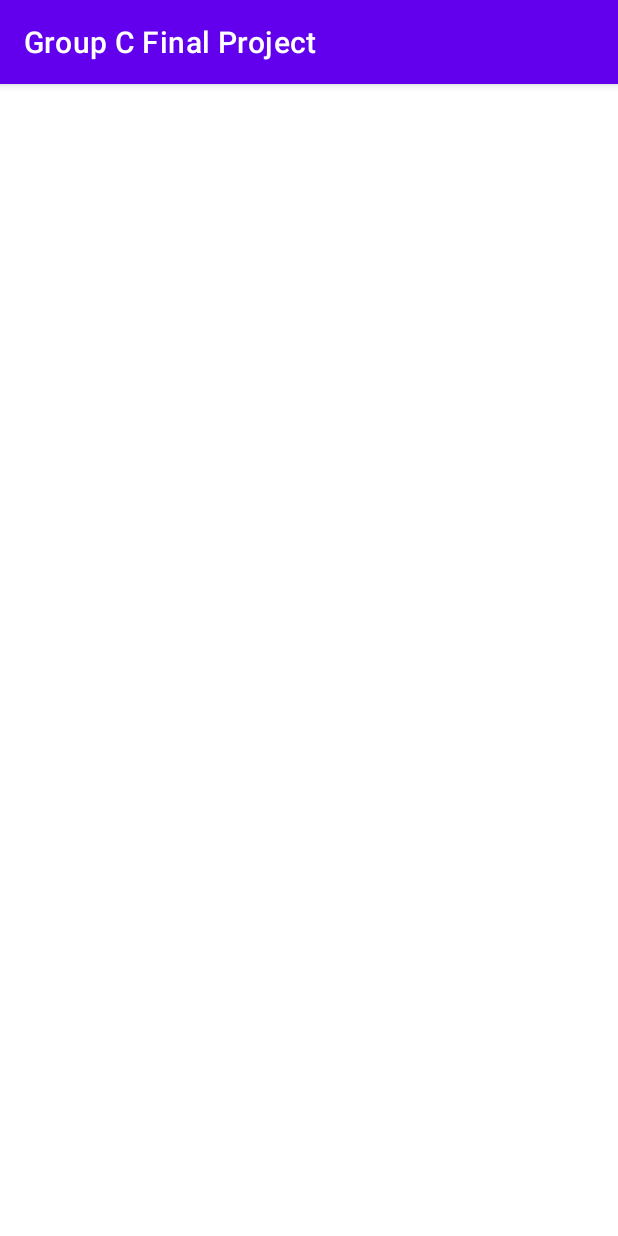
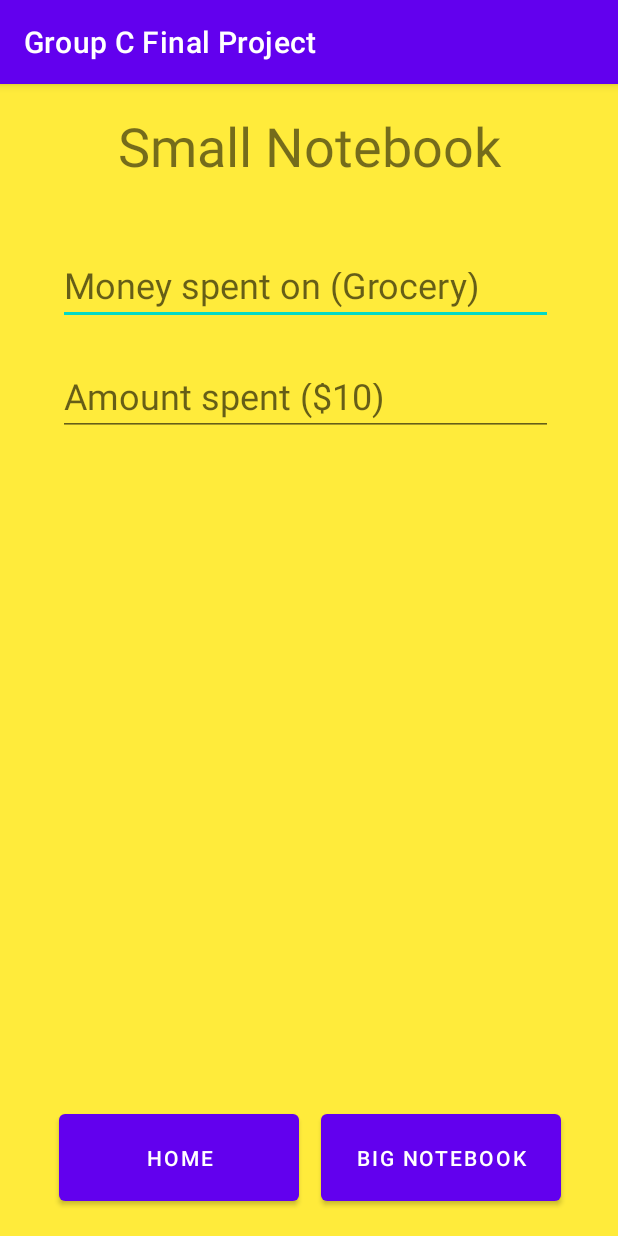
Before and after one commit to imohitsingh/Group-C-Final-Project, an Android app: the SmallNotebookActivity screen opened directly, with no data from a screen before it, on a phone screen of 412 x 824 dp. Run offline under Robolectric (Android 15) with nearby library versions, the phone set to English and light mode, and no system bars.

Commit message:
Groundwork for small notebook

```diff
--- a/app/src/main/java/com/example/groupcfinalproject/SmallNotebookActivity.java
+++ b/app/src/main/java/com/example/groupcfinalproject/SmallNotebookActivity.java
@@ -2,7 +2,9 @@ package com.example.groupcfinalproject;
 
 import androidx.appcompat.app.AppCompatActivity;
 
+import android.content.Intent;
 import android.os.Bundle;
+import android.view.View;
 
 public class SmallNotebookActivity extends AppCompatActivity {
 
@@ -11,4 +13,14 @@ public class SmallNotebookActivity extends AppCompatActivity {
         super.onCreate(savedInstanceState);
         setContentView(R.layout.activity_small_notebook);
     }
+
+    public void goTo_HomeActivity(View view) {
+        Intent home_intent = new Intent(this, MainActivity.class);
+        startActivity(home_intent);
+    }
+
+    public void goTo_BigNotebookActivity(View view) {
+        Intent bignotebook_intent = new Intent(this, BigNotebookActivity.class);
+        startActivity(bignotebook_intent);
+    }
 }
--- a/app/src/main/res/layout/activity_small_notebook.xml
+++ b/app/src/main/res/layout/activity_small_notebook.xml
@@ -4,6 +4,77 @@
     xmlns:tools="http://schemas.android.com/tools"
     android:layout_width="match_parent"
     android:layout_height="match_parent"
+    android:background="#FFEB3B"
     tools:context=".SmallNotebookActivity">
 
+    <Button
+        android:id="@+id/small_to_home"
+        android:layout_width="160dp"
+        android:layout_height="70dp"
+        android:onClick="goTo_HomeActivity"
+        android:text="@string/home"
+        app:layout_constraintBottom_toBottomOf="parent"
+        app:layout_constraintEnd_toEndOf="parent"
+        app:layout_constraintHorizontal_bias="0.155"
+        app:layout_constraintStart_toStartOf="parent"
+        app:layout_constraintTop_toTopOf="parent"
+        app:layout_constraintVertical_bias="0.975" />
+
+    <Button
+        android:id="@+id/small_to_big"
+        android:layout_width="160dp"
+        android:layout_height="70dp"
+        android:onClick="goTo_BigNotebookActivity"
+        android:text="Big notebook"
+        app:layout_constraintBottom_toBottomOf="parent"
+        app:layout_constraintEnd_toEndOf="parent"
+        app:layout_constraintHorizontal_bias="0.848"
+        app:layout_constraintStart_toStartOf="parent"
+        app:layout_constraintTop_toTopOf="parent"
+        app:layout_constraintVertical_bias="0.975" />
+
+    <TextView
+        android:id="@+id/textView2"
+        android:layout_width="336dp"
+        android:layout_height="65dp"
+        android:text="@string/small_notebook"
+        android:textAlignment="center"
+        android:textSize="36sp"
+        app:layout_constraintBottom_toBottomOf="parent"
+        app:layout_constraintEnd_toEndOf="parent"
+        app:layout_constraintStart_toStartOf="parent"
+        app:layout_constraintTop_toTopOf="parent"
+        app:layout_constraintVertical_bias="0.024" />
+
+    <EditText
+        android:id="@+id/editTextThing"
+        android:layout_width="330dp"
+        android:layout_height="45dp"
+        android:autofillHints=""
+        android:ems="10"
+        android:hint="@string/money_spent_on_grocery"
+        android:inputType="textPersonName"
+        android:textSize="24sp"
+        app:layout_constraintBottom_toBottomOf="parent"
+        app:layout_constraintEnd_toEndOf="parent"
+        app:layout_constraintHorizontal_bias="0.469"
+        app:layout_constraintStart_toStartOf="parent"
+        app:layout_constraintTop_toTopOf="parent"
+        app:layout_constraintVertical_bias="0.16" />
+
+    <EditText
+        android:id="@+id/editTextMoney"
+        android:layout_width="330dp"
+        android:layout_height="45dp"
+        android:autofillHints=""
+        android:ems="10"
+        android:hint="@string/amount_spent_10"
+        android:inputType="textPersonName"
+        android:textSize="24sp"
+        app:layout_constraintBottom_toBottomOf="parent"
+        app:layout_constraintEnd_toEndOf="parent"
+        app:layout_constraintHorizontal_bias="0.469"
+        app:layout_constraintStart_toStartOf="parent"
+        app:layout_constraintTop_toTopOf="parent"
+        app:layout_constraintVertical_bias="0.262" />
 </androidx.constraintlayout.widget.ConstraintLayout>
--- a/app/src/main/res/values/strings.xml
+++ b/app/src/main/res/values/strings.xml
@@ -3,4 +3,7 @@
     <string name="small_notebook">Small Notebook</string>
     <string name="big_notebook">Big Notebook</string>
     <string name="total_money_saved">Total Money Saved:</string>
+    <string name="home">Home</string>
+    <string name="money_spent_on_grocery">Money spent on (Grocery)</string>
+    <string name="amount_spent_10">Amount spent ($10)</string>
 </resources>
```
